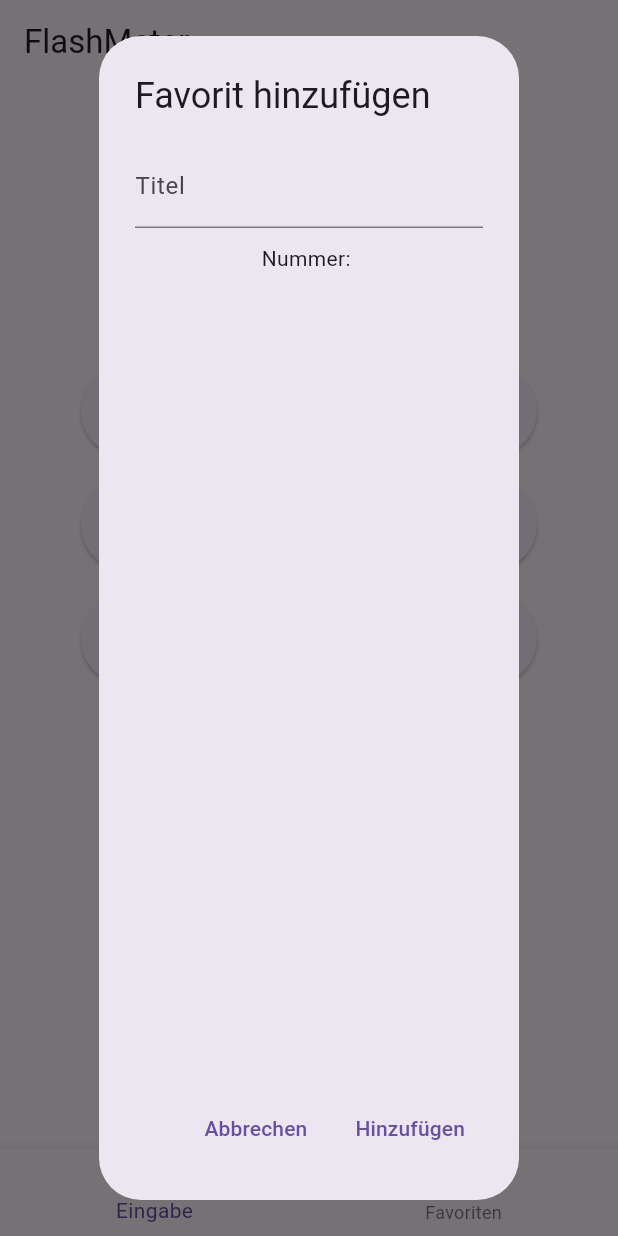
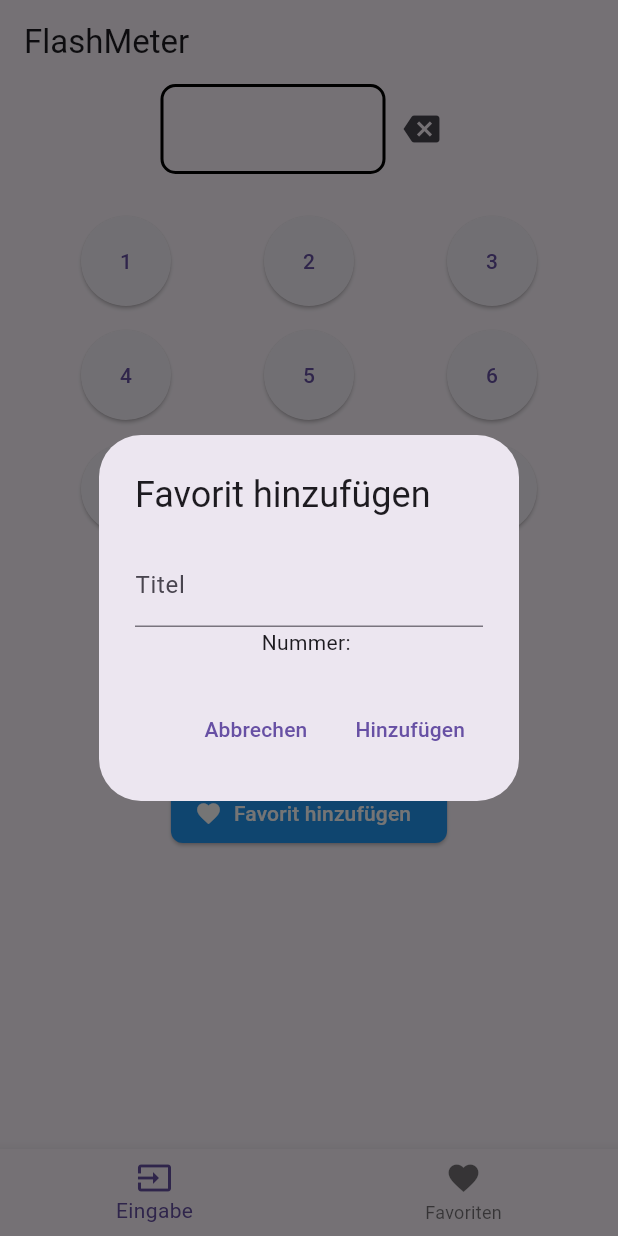
Before and after one commit to matatoMatata94/flash_meter, a Flutter app: the screen it shows after launch, after a tap on "Favorit hinzufügen", on a phone screen of 412 x 824 dp. Run offline on Flutter 3.47's test engine with Material 3 defaults, Android fonts, the phone set to English and light mode, and no system bars; our stand-ins replace shared_preferences; missing offline and left inert: torch_light.

Commit message:
Added readme and solved overflow errors

```diff
--- a/lib/controller/flash_meter_controller.dart
+++ b/lib/controller/flash_meter_controller.dart
@@ -88,7 +88,7 @@
       padding: const EdgeInsets.all(8.0),
       child: ElevatedButton(
         style: ElevatedButton.styleFrom(
-          minimumSize: Size(60, 60),
+          minimumSize: const Size(60, 60),
         ),
         onPressed: () {
           updateInputField(label);
@@ -106,15 +106,17 @@
       builder: (BuildContext context) {
         return AlertDialog(
           title: const Text("Favorit hinzufügen"),
-          content: Column(
+          content: SingleChildScrollView(
+            child: Column(
               children: [
                 TextField(
                   controller: titleController,
                   decoration: const InputDecoration(labelText: "Titel"),
                 ),
-              SizedBox(height: 10),
+                // SizedBox(height: 10),
                 Text("Nummer: $inputNumber"),
               ],
+            ),
           ),
           actions: <Widget>[
             TextButton(
--- a/lib/view/flash_meter_view.dart
+++ b/lib/view/flash_meter_view.dart
@@ -35,7 +35,8 @@
   Widget build(BuildContext context) {
     return Scaffold(
       appBar: AppBar(title: const Text('FlashMeter')),
-      body: Column(
+      body: SingleChildScrollView(
+        child: Column(
           mainAxisAlignment: MainAxisAlignment.center,
           children: [
             Row(
@@ -59,7 +60,8 @@
                         ),
                       ),
                     );
-                  }),
+                  },
+                ),
                 IconButton(
                   icon: const Icon(Icons.backspace),
                   onPressed: () => widget.controller.deleteLastInput(),
@@ -96,9 +98,9 @@
                 Row(
                   mainAxisAlignment: MainAxisAlignment.spaceEvenly,
                   children: [
-                  const SizedBox(width: 75),
+                    const Expanded(child: SizedBox.shrink()),
                     widget.controller.buildNumberButton('0'),
-                  const SizedBox(width: 75),
+                    const Expanded(child: SizedBox.shrink()),
                   ],
                 ),
               ],
@@ -132,6 +134,7 @@
             ),
           ],
         ),
+      ),
       bottomNavigationBar: BottomNavigationBar(
         items: const [
           BottomNavigationBarItem(
```
Also changed, not shown: 1 other file. Lines whose indentation alone changed are shown as unchanged.
